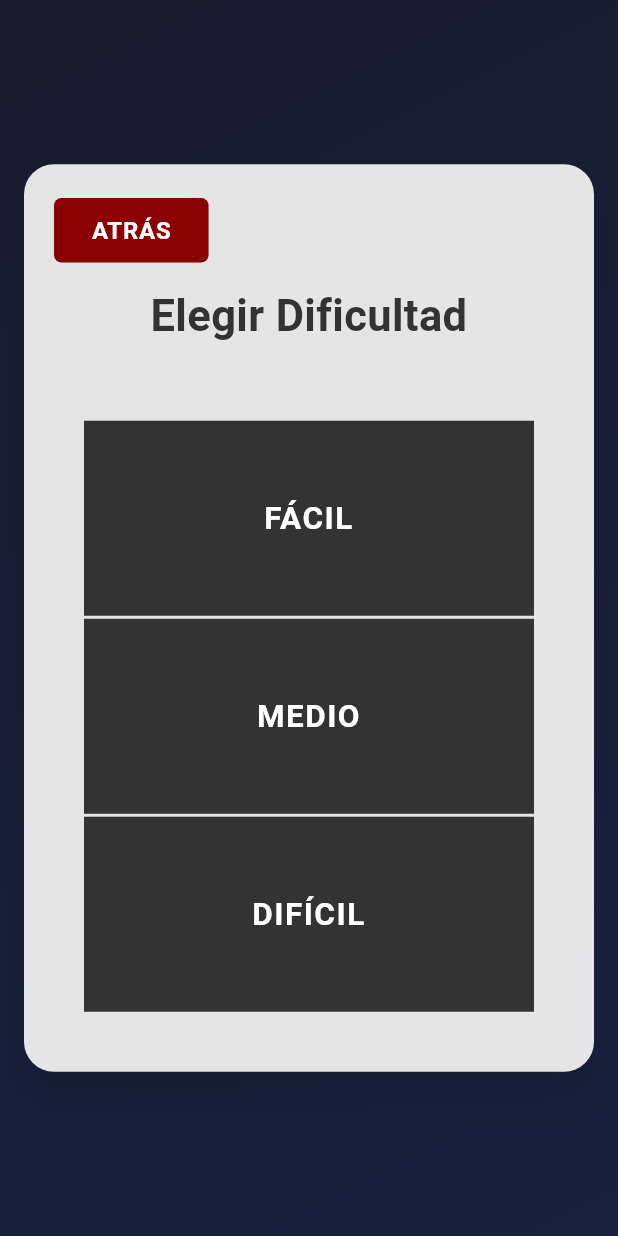
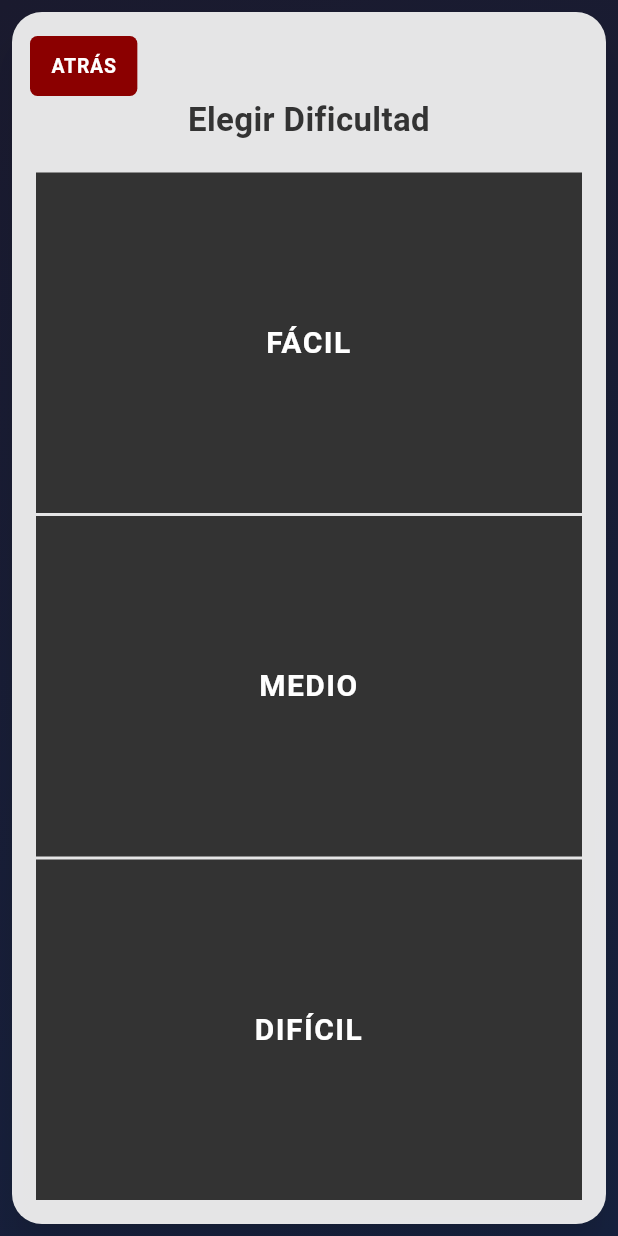
Before and after one commit to BBKmkensie/Trachtenber, a Flutter app: the screen it shows after launch, after a tap on "RECARGAR", after a tap on "UT", on a phone screen of 412 x 824 dp. Run offline on Flutter 3.47's test engine with Material 3 defaults, Android fonts, the phone set to English and light mode, and no system bars; Roboto replaces fonts that are missing (Segoe UI).

Commit message:
Hacer la app Flutter usable en teléfonos (p. ej. G53 6.8'').
El teclado queda visible, mnemotecnia no se parte en vertical y el juego se adapta al ancho de la pantalla.

Co-authored-by: Cursor <cursoragent@cursor.com>

```diff
--- a/trachtenberg_flutter/lib/app.dart
+++ b/trachtenberg_flutter/lib/app.dart
@@ -89,13 +89,16 @@ class _RootRouter extends StatelessWidget {
             ? page
             : LayoutBuilder(
                 builder: (context, constraints) {
+                  final compact = AppTheme.isCompact(context);
                   return Align(
                     alignment: Alignment.center,
                     child: ConstrainedBox(
                       constraints: BoxConstraints(
-                        maxWidth: narrow ? 600 : 800,
+                        maxWidth: compact
+                            ? constraints.maxWidth
+                            : (narrow ? 600 : 800),
                         maxHeight: constraints.maxHeight,
-                        minHeight: tallCard ? constraints.maxHeight : 0,
+                        minHeight: (compact || tallCard) ? constraints.maxHeight : 0,
                       ),
                       child: page,
                     ),
--- a/trachtenberg_flutter/lib/screens/difficulty_screen.dart
+++ b/trachtenberg_flutter/lib/screens/difficulty_screen.dart
@@ -11,40 +11,41 @@ class DifficultyScreen extends StatelessWidget {
   @override
   Widget build(BuildContext context) {
     final state = context.read<AppState>();
+    final compact = AppTheme.isCompact(context);
     return AppCard(
       padding: EdgeInsets.zero,
       child: Stack(
         children: [
           Padding(
-            padding: const EdgeInsets.fromLTRB(40, 20, 40, 40),
+            padding: EdgeInsets.fromLTRB(compact ? 16 : 40, compact ? 12 : 20, compact ? 16 : 40, compact ? 16 : 40),
             child: Column(
-              mainAxisSize: MainAxisSize.min,
+              mainAxisSize: compact ? MainAxisSize.max : MainAxisSize.min,
               crossAxisAlignment: CrossAxisAlignment.stretch,
               children: [
-                const Padding(
-                  padding: EdgeInsets.only(top: 60, bottom: 50),
+                Padding(
+                  padding: EdgeInsets.only(top: compact ? 44 : 60, bottom: compact ? 20 : 50),
                   child: Text(
                     'Elegir Dificultad',
                     textAlign: TextAlign.center,
                     style: TextStyle(
-                      fontSize: 29,
+                      fontSize: compact ? 22 : 29,
                       fontWeight: FontWeight.w600,
                       color: AppTheme.textDark,
                       decoration: TextDecoration.none,
                     ),
                   ),
                 ),
-                _opt('FÁCIL', () => state.selectDifficulty(Difficulty.facil)),
+                _opt('FÁCIL', () => state.selectDifficulty(Difficulty.facil), compact),
                 const SizedBox(height: 2),
-                _opt('MEDIO', () => state.selectDifficulty(Difficulty.medio)),
+                _opt('MEDIO', () => state.selectDifficulty(Difficulty.medio), compact),
                 const SizedBox(height: 2),
-                _opt('DIFÍCIL', () => state.selectDifficulty(Difficulty.dificil)),
+                _opt('DIFÍCIL', () => state.selectDifficulty(Difficulty.dificil), compact),
               ],
             ),
           ),
           Positioned(
-            top: 20,
-            left: 20,
+            top: compact ? 12 : 20,
+            left: compact ? 12 : 20,
             child: BackChip(onPressed: () => state.goTo(AppScreen.main)),
           ),
         ],
@@ -52,13 +53,27 @@ class DifficultyScreen extends StatelessWidget {
     );
   }
 
-  Widget _opt(String label, VoidCallback onTap) {
-    return Material(
+  Widget _opt(String label, VoidCallback onTap, bool compact) {
+    final button = Material(
       color: AppTheme.menuDark,
       child: InkWell(
         onTap: onTap,
         hoverColor: const Color(0xFF555555),
-        child: Padding(
+        child: compact
+            ? Center(
+                child: Text(
+                  label,
+                  textAlign: TextAlign.center,
+                  style: const TextStyle(
+                    color: Colors.white,
+                    fontSize: 20,
+                    fontWeight: FontWeight.w600,
+                    letterSpacing: 1,
+                    decoration: TextDecoration.none,
+                  ),
+                ),
+              )
+            : Padding(
                 padding: const EdgeInsets.symmetric(vertical: 50, horizontal: 20),
                 child: Text(
                   label,
@@ -74,5 +89,7 @@ class DifficultyScreen extends StatelessWidget {
               ),
       ),
     );
+    if (!compact) return button;
+    return Expanded(child: button);
   }
 }
--- a/trachtenberg_flutter/lib/screens/main_screen.dart
+++ b/trachtenberg_flutter/lib/screens/main_screen.dart
@@ -11,17 +11,23 @@ class MainScreen extends StatelessWidget {
   @override
   Widget build(BuildContext context) {
     final state = context.watch<AppState>();
+    final compact = AppTheme.isCompact(context);
     return AppCard(
       expand: true,
-      padding: const EdgeInsets.fromLTRB(28, 28, 28, 24),
+      padding: EdgeInsets.fromLTRB(
+        compact ? 16 : 28,
+        compact ? 16 : 28,
+        compact ? 16 : 28,
+        compact ? 16 : 24,
+      ),
       child: Column(
         children: [
-          const Text(
+          Text(
             'TOTAL MULTIPLICACIONES RESUELTAS',
             textAlign: TextAlign.center,
             style: TextStyle(
-              color: Color(0xFF666666),
-              fontSize: 13,
+              color: const Color(0xFF666666),
+              fontSize: compact ? 11 : 13,
               letterSpacing: 1,
               decoration: TextDecoration.none,
             ),
--- a/trachtenberg_flutter/lib/theme/app_theme.dart
+++ b/trachtenberg_flutter/lib/theme/app_theme.dart
@@ -45,4 +45,9 @@ class AppTheme {
           colors: [darkBgStart, darkBgEnd],
         ),
       );
+
+  /// Teléfono / pantalla estrecha (p. ej. Moto G53 6.8").
+  static bool isCompact(BuildContext context) {
+    return MediaQuery.sizeOf(context).shortestSide < 600;
+  }
 }
--- a/trachtenberg_flutter/lib/widgets/app_card.dart
+++ b/trachtenberg_flutter/lib/widgets/app_card.dart
@@ -1,4 +1,6 @@
 import 'package:flutter/material.dart';
+
+import '../theme/app_theme.dart';
 
 class AppCard extends StatelessWidget {
   final Widget child;
@@ -16,10 +18,11 @@ class AppCard extends StatelessWidget {
 
   @override
   Widget build(BuildContext context) {
+    final compact = AppTheme.isCompact(context);
     return Container(
       width: double.infinity,
-      height: expand ? double.infinity : null,
-      margin: const EdgeInsets.all(16),
+      height: expand || compact ? double.infinity : null,
+      margin: EdgeInsets.all(compact ? 8 : 16),
       child: Material(
         color: color ?? const Color(0xF2f0f0f0),
         elevation: 10,
@@ -81,6 +84,7 @@ class BackChip extends StatelessWidget {
 
   @override
   Widget build(BuildContext context) {
+    final compact = AppTheme.isCompact(context);
     return Align(
       alignment: Alignment.centerLeft,
       child: TextButton(
@@ -88,12 +92,19 @@ class BackChip extends StatelessWidget {
         style: TextButton.styleFrom(
           backgroundColor: const Color(0xFF8B0000),
           foregroundColor: Colors.white,
-          padding: const EdgeInsets.symmetric(horizontal: 25, vertical: 10),
+          padding: EdgeInsets.symmetric(
+            horizontal: compact ? 14 : 25,
+            vertical: compact ? 8 : 10,
+          ),
           shape: RoundedRectangleBorder(borderRadius: BorderRadius.circular(5)),
         ),
-        child: const Text(
+        child: Text(
           'ATRÁS',
-          style: TextStyle(fontWeight: FontWeight.w600, letterSpacing: 0.5, fontSize: 16),
+          style: TextStyle(
+            fontWeight: FontWeight.w600,
+            letterSpacing: 0.5,
+            fontSize: compact ? 13 : 16,
+          ),
         ),
       ),
     );
```
Also changed, not shown: trachtenberg_flutter/lib/screens/game_screen.dart (+193 -101 lines), trachtenberg_flutter/lib/widgets/numeric_keypad.dart (+8 -3 lines), 1 other file. Lines whose indentation alone changed are shown as unchanged.
